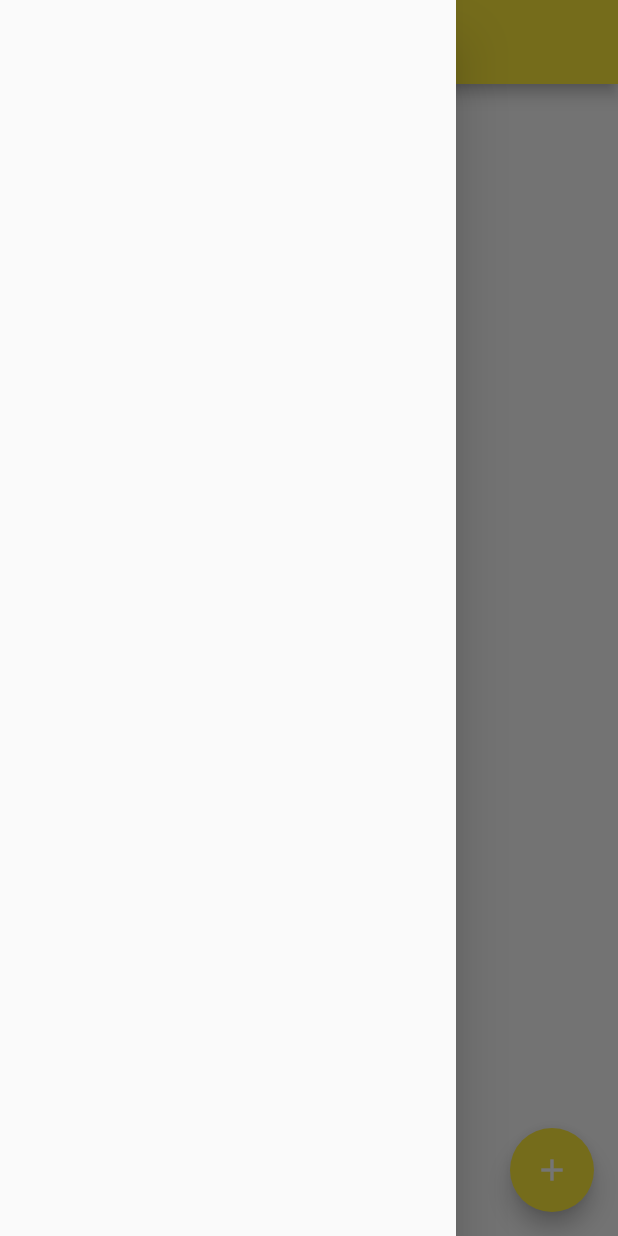
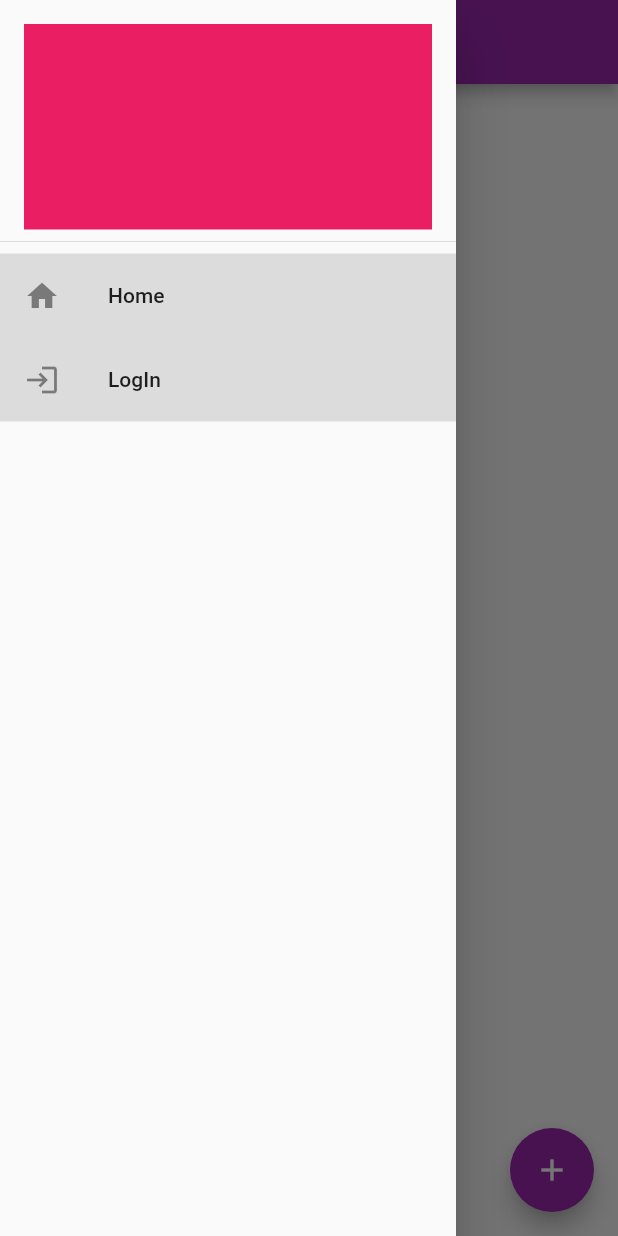
Before and after one commit to AnsarAli412/flutter_ui, a Flutter app: the screen it shows after launch, with the side drawer open, on a phone screen of 412 x 824 dp. Run offline on Flutter 3.47's test engine with Material 2 defaults, Android fonts, the phone set to English and light mode, and no system bars.

Commit message:
add home

```diff
--- a/lib/main.dart
+++ b/lib/main.dart
@@ -1,5 +1,5 @@
 import 'package:flutter/material.dart';
-import 'package:flutter_ui/screens/wedgets.dart';
+import 'package:flutter_ui/screens/home/home_page.dart';
 import 'package:flutter_ui/screens/widget_list.dart';
 
 void main() {
@@ -12,25 +12,15 @@ class MyApp extends StatelessWidget {
   @override
   Widget build(BuildContext context) {
     return MaterialApp(
-      home: StartApp(),
+      debugShowCheckedModeBanner: false,
+      themeMode: ThemeMode.light,
+      darkTheme: ThemeData(
+        brightness: Brightness.dark,
+      ),
+      theme: ThemeData(
+        primarySwatch: Colors.purple
+      ),
+      home: HomePage(),
     );
   }
 }
-
-class StartApp extends StatelessWidget {
-  const StartApp({Key? key}) : super(key: key);
-
-  @override
-  Widget build(BuildContext context) {
-    return Scaffold(
-      appBar: customAppBar("Flutter Ui", Colors.yellow),
-      floatingActionButton: FloatingActionButton(
-        child: Icon(Icons.add),
-        backgroundColor: Colors.yellow,
-        onPressed: () => Navigator.push(
-            context, MaterialPageRoute(builder: (context) => WidgetList())),
-      ),
-      drawer: Drawer(),
-    );
-  }
-}
--- /dev/null
+++ b/lib/screens/auth/login_page.dart
@@ -0,0 +1,18 @@
+import 'package:flutter/material.dart';
+
+class LoginPage extends StatelessWidget {
+  const LoginPage({Key? key}) : super(key: key);
+
+  @override
+  Widget build(BuildContext context) {
+    return Scaffold(
+      body: Center(
+        child: Text(
+          "Login Page",
+          style: TextStyle(
+              fontWeight: FontWeight.bold, fontSize: 20, color: Colors.blue),
+        ),
+      ),
+    );
+  }
+}
--- /dev/null
+++ b/lib/screens/home/home_page.dart
@@ -0,0 +1,49 @@
+import 'package:flutter/material.dart';
+import 'package:flutter_ui/screens/auth/login_page.dart';
+
+import '../widget_list.dart';
+
+class HomePage extends StatelessWidget {
+  const HomePage({Key? key}) : super(key: key);
+
+  @override
+  Widget build(BuildContext context) {
+    return Scaffold(
+      appBar: AppBar(),
+      floatingActionButton: FloatingActionButton(
+        child: Icon(Icons.add),
+        onPressed: () => Navigator.push(
+            context, MaterialPageRoute(builder: (context) => WidgetList())),
+      ),
+      drawer: Drawer(
+        child: ListView(
+          children: [
+            DrawerHeader(
+              child: Container(
+                color: Colors.pink,
+
+              ),
+            ),
+            ListTile(
+              onTap: () {
+                Navigator.pop(context);
+              },
+              tileColor: Colors.black12,
+              leading: Icon(Icons.home),
+              title: Text("Home"),
+            ),
+          ListTile(
+              onTap: () {
+                Navigator.pop(context);
+                Navigator.push(context, MaterialPageRoute(builder: (context) =>LoginPage()));
+              },
+              tileColor: Colors.black12,
+              leading: Icon(Icons.login),
+              title: Text("LogIn"),
+            ),
+          ],
+        ),
+      ),
+    );
+  }
+}
```
